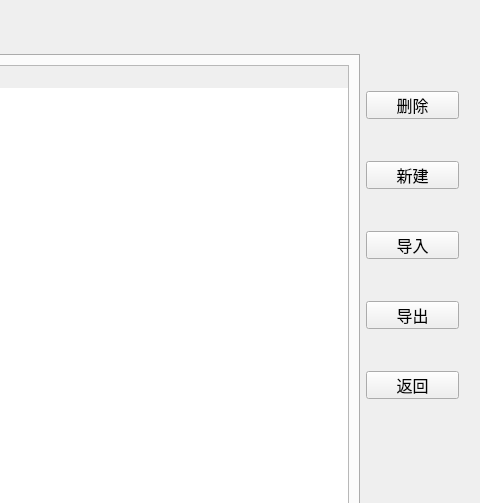
First picture: the form in server/questionsmanage.ui, repository AlanForeverAi/Exams, before the edit; both pictures show x 760 to 1240 and y 0 to 503 of the 1240 by 650 pixel window.
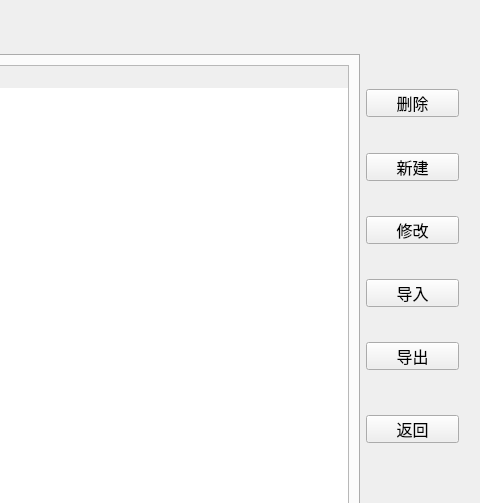
Second picture: the form after the edit.

Commit message: 继续修改界面

```diff
--- a/server/questionsmanage.ui
+++ b/server/questionsmanage.ui
@@ -278,6 +278,50 @@
          </property>
         </spacer>
        </item>
+       <item>
+        <widget class="QPushButton" name="Button_modify">
+         <property name="sizePolicy">
+          <sizepolicy hsizetype="Minimum" vsizetype="Fixed">
+           <horstretch>0</horstretch>
+           <verstretch>0</verstretch>
+          </sizepolicy>
+         </property>
+         <property name="minimumSize">
+          <size>
+           <width>93</width>
+           <height>28</height>
+          </size>
+         </property>
+         <property name="maximumSize">
+          <size>
+           <width>93</width>
+           <height>28</height>
+          </size>
+         </property>
+         <property name="font">
+          <font>
+           <family>SimSun-ExtB</family>
+           <pointsize>12</pointsize>
+          </font>
+         </property>
+         <property name="text">
+          <string>修改</string>
+         </property>
+        </widget>
+       </item>
+       <item>
+        <spacer name="verticalSpacer">
+         <property name="orientation">
+          <enum>Qt::Vertical</enum>
+         </property>
+         <property name="sizeHint" stdset="0">
+          <size>
+           <width>20</width>
+           <height>30</height>
+          </size>
+         </property>
+        </spacer>
+       </item>
        <item>
         <widget class="QPushButton" name="pushButton_import">
          <property name="sizePolicy">
@@ -351,49 +395,6 @@
          </property>
         </widget>
        </item>
-       <item>
-        <spacer name="verticalSpacer_11">
-         <property name="orientation">
-          <enum>Qt::Vertical</enum>
-         </property>
-         <property name="sizeHint" stdset="0">
-          <size>
-           <width>20</width>
-           <height>30</height>
-          </size>
-         </property>
-        </spacer>
-       </item>
-       <item>
-        <widget class="QPushButton" name="pushButton_back">
-         <property name="sizePolicy">
-          <sizepolicy hsizetype="Minimum" vsizetype="Fixed">
-           <horstretch>0</horstretch>
-           <verstretch>0</verstretch>
-          </sizepolicy>
-         </property>
-         <property name="minimumSize">
-          <size>
-           <width>93</width>
-           <height>28</height>
-          </size>
-         </property>
-         <property name="maximumSize">
-          <size>
-           <width>93</width>
-           <height>28</height>
-          </size>
-         </property>
-         <property name="font">
-          <font>
-           <pointsize>12</pointsize>
-          </font>
-         </property>
-         <property name="text">
-          <string>返回</string>
-         </property>
-        </widget>
-       </item>
        <item>
         <spacer name="verticalSpacer_10">
          <property name="orientation">
@@ -407,6 +408,36 @@
          </property>
         </spacer>
        </item>
+       <item>
+        <widget class="QPushButton" name="pushButton_back">
+         <property name="sizePolicy">
+          <sizepolicy hsizetype="Minimum" vsizetype="Fixed">
+           <horstretch>0</horstretch>
+           <verstretch>0</verstretch>
+          </sizepolicy>
+         </property>
+         <property name="minimumSize">
+          <size>
+           <width>93</width>
+           <height>28</height>
+          </size>
+         </property>
+         <property name="maximumSize">
+          <size>
+           <width>93</width>
+           <height>28</height>
+          </size>
+         </property>
+         <property name="font">
+          <font>
+           <pointsize>12</pointsize>
+          </font>
+         </property>
+         <property name="text">
+          <string>返回</string>
+         </property>
+        </widget>
+       </item>
        <item>
         <spacer name="verticalSpacer_2">
          <property name="orientation">
```
Left out of the diff: 2 changed lines with no effect on the pictures. The commit also changes 26 other files.
